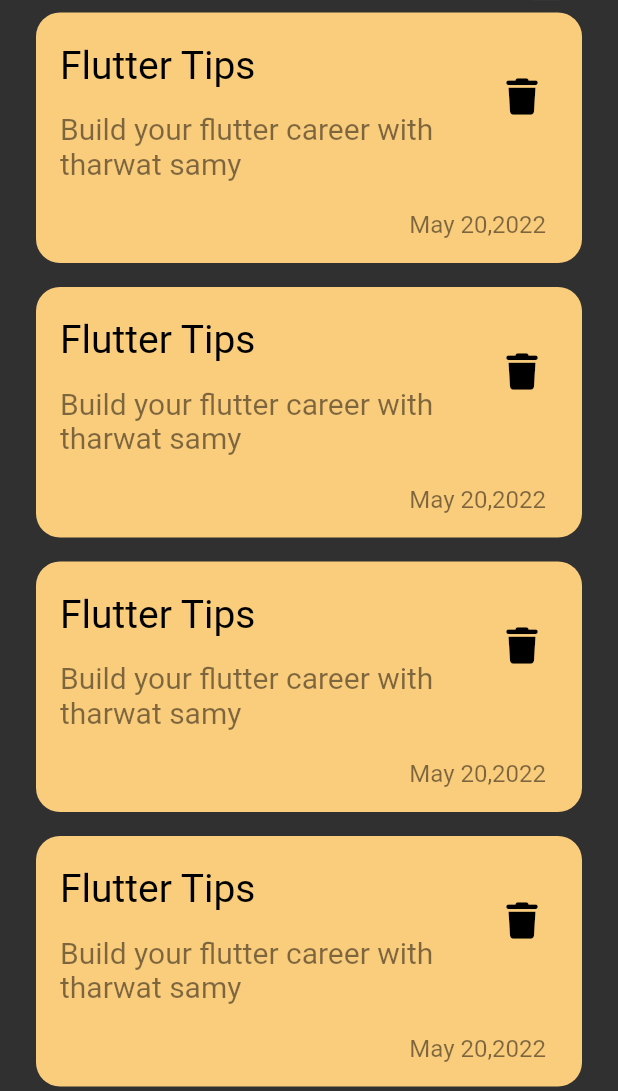
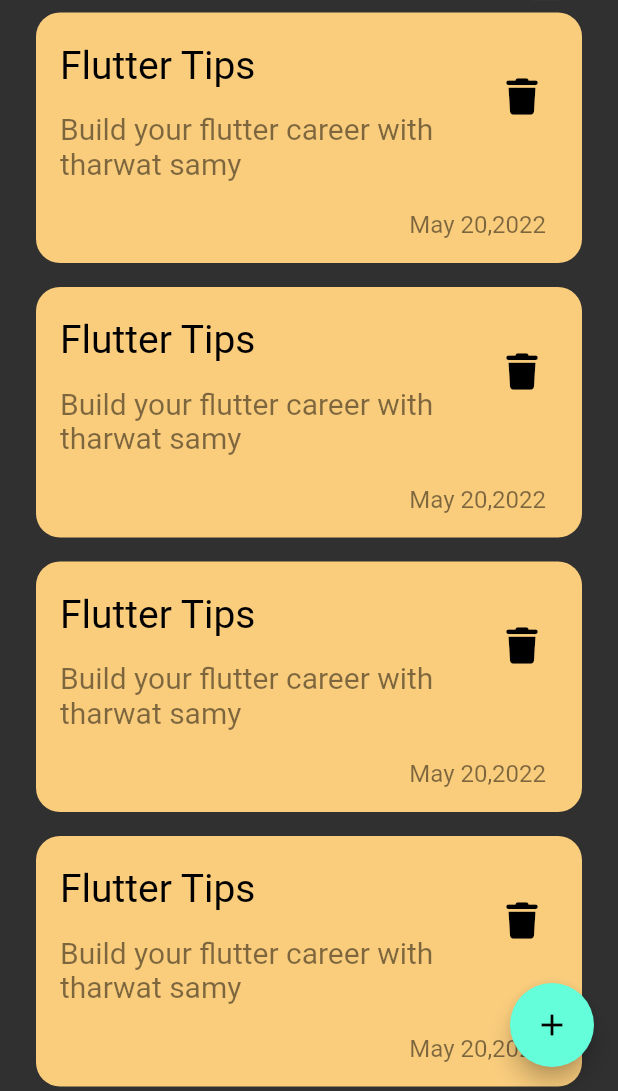
Before and after one commit to hasnaanagy/Notes_App, a Flutter app: the screen it shows after launch, on a phone screen of 412 x 824 dp, the part 145-1236 px from its top. Run offline on Flutter 3.47's test engine with Material 2 defaults, Android fonts, the phone set to English and light mode, and no system bars; our stand-ins replace font_awesome_flutter; Roboto replaces fonts that are missing (assests/fonts/Poppins-Regular.ttf).

Commit message:
add floating action button

```diff
--- a/lib/views/notes_view.dart
+++ b/lib/views/notes_view.dart
@@ -6,8 +6,12 @@ class NotesView extends StatelessWidget {
 
   @override
   Widget build(BuildContext context) {
-    return const Scaffold(
-      body: NotesBody(),
+    return Scaffold(
+      floatingActionButton: FloatingActionButton(
+        onPressed: () {},
+        child: const Icon(Icons.add),
+      ),
+      body: const NotesBody(),
     );
   }
 }
```
